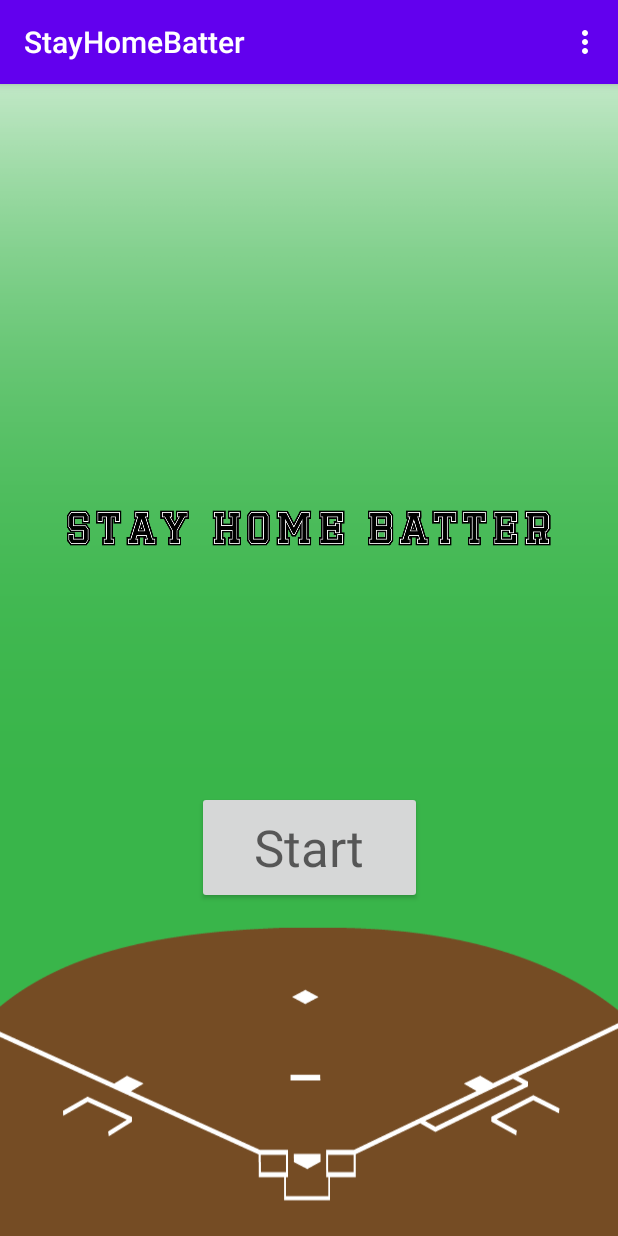
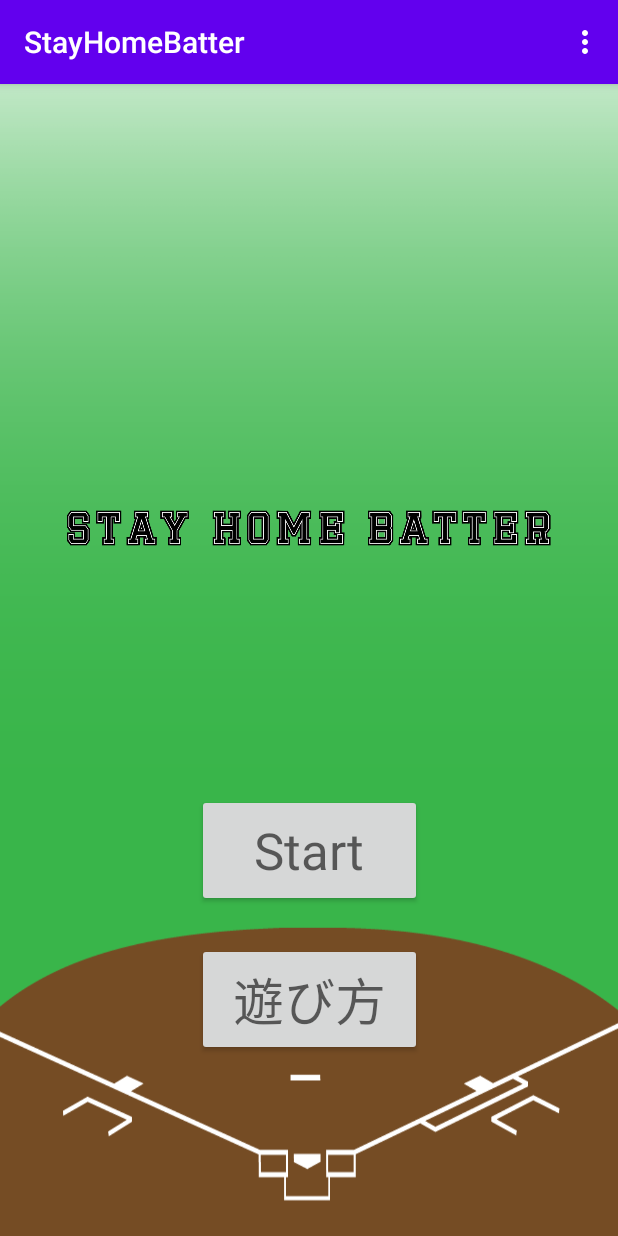
Before and after one commit to sugar69/StayHomeBatter, an Android app: the screen it shows after launch (MainActivity), on a phone screen of 412 x 824 dp. Run offline under Robolectric (Android 15) with nearby library versions, the phone set to English and light mode, and no system bars.

Commit message:
遊び方の画面を追加

```diff
--- a/app/src/main/AndroidManifest.xml
+++ b/app/src/main/AndroidManifest.xml
@@ -2,8 +2,8 @@
 <manifest xmlns:android="http://schemas.android.com/apk/res/android"
     package="com.example.stayhomebatter">
 
-    //  バイブの許可
     <uses-permission android:name="android.permission.VIBRATE" />
+
     <application
         android:allowBackup="true"
         android:icon="@mipmap/ic_launcher"
@@ -11,7 +11,8 @@
         android:roundIcon="@mipmap/ic_launcher_round"
         android:supportsRtl="true"
         android:theme="@style/AppTheme">
-        <activity android:name=".ResultActivity"></activity>
+        <activity android:name=".HowtouseActivity"></activity>
+        <activity android:name=".ResultActivity" />
         <activity android:name=".GameActivity" />
         <activity android:name=".CreditActivity" />
         <activity android:name=".MainActivity">
--- a/app/src/main/java/com/example/stayhomebatter/MainActivity.kt
+++ b/app/src/main/java/com/example/stayhomebatter/MainActivity.kt
@@ -34,6 +34,12 @@ class MainActivity : AppCompatActivity() {
             val intent = Intent(this, GameActivity::class.java)
             startActivity(intent)
         }
+
+        //  遊び方の画面に遷移
+        howtoButton.setOnClickListener{
+            val intent = Intent(this, HowtouseActivity::class.java)
+            startActivity(intent)
+        }
     }
 
 }
--- a/app/src/main/res/layout/activity_main.xml
+++ b/app/src/main/res/layout/activity_main.xml
@@ -4,6 +4,7 @@
     xmlns:tools="http://schemas.android.com/tools"
     android:layout_width="match_parent"
     android:layout_height="match_parent"
+    android:splitMotionEvents="false"
     tools:context=".MainActivity">
 
     <View
@@ -24,9 +25,10 @@
         android:textAppearance="@style/TextAppearance.AppCompat.Display1"
         app:layout_constraintBottom_toBottomOf="parent"
         app:layout_constraintEnd_toEndOf="parent"
+        app:layout_constraintHorizontal_bias="0.501"
         app:layout_constraintStart_toStartOf="parent"
         app:layout_constraintTop_toTopOf="parent"
-        app:layout_constraintVertical_bias="0.68" />
+        app:layout_constraintVertical_bias="0.683" />
 
     <ImageView
         android:id="@+id/imageView3"
@@ -39,4 +41,16 @@
         app:layout_constraintVertical_bias="0.328"
         app:srcCompat="@drawable/app_title" />
 
+    <Button
+        android:id="@+id/howtoButton"
+        android:layout_width="150dp"
+        android:layout_height="75dp"
+        android:layout_marginTop="24dp"
+        android:text="遊び方"
+        android:textAppearance="@style/TextAppearance.AppCompat.Display1"
+        app:layout_constraintEnd_toEndOf="parent"
+        app:layout_constraintHorizontal_bias="0.501"
+        app:layout_constraintStart_toStartOf="parent"
+        app:layout_constraintTop_toBottomOf="@+id/gameStartButton" />
+
 </androidx.constraintlayout.widget.ConstraintLayout>
```
Also changed, not shown: app/src/main/java/com/example/stayhomebatter/HowtouseActivity.kt (added, +17 -0 lines), app/src/main/res/layout/activity_howtouse.xml (added, +40 -0 lines).
